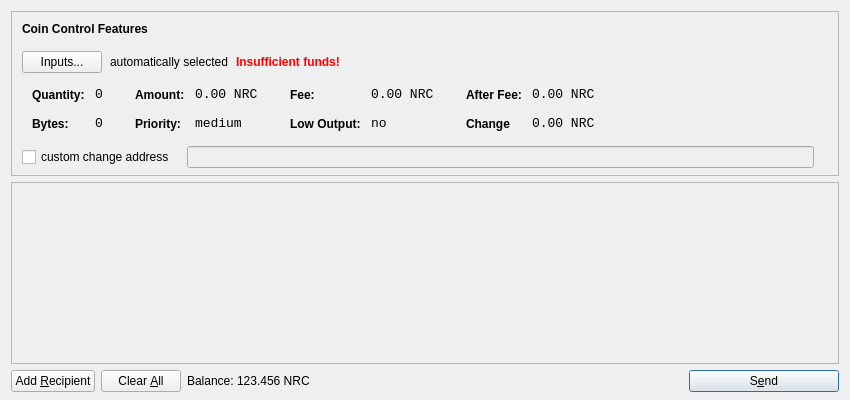
Qt form src/qt/forms/sendcoinsdialog.ui (hydrocarboncoin/hydrocarbon) before a commit.
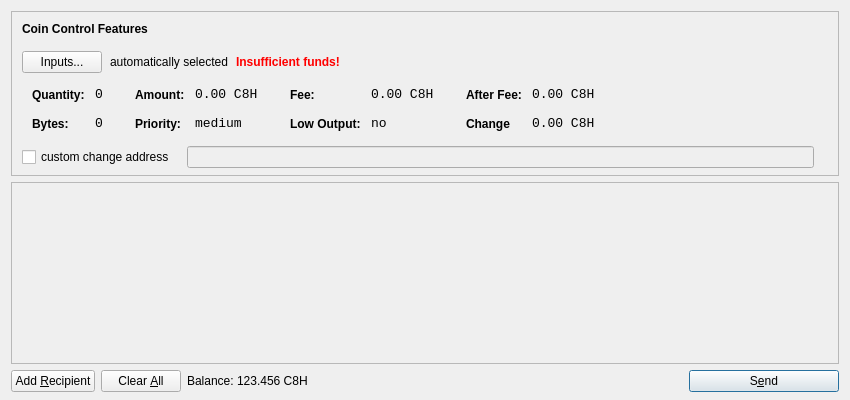
The same form after that commit. Icons and pictures are not drawn.

Patch:
```diff
--- a/src/qt/forms/sendcoinsdialog.ui
+++ b/src/qt/forms/sendcoinsdialog.ui
@@ -321,7 +321,7 @@
                   <enum>Qt::ActionsContextMenu</enum>
                  </property>
                  <property name="text">
-                  <string notr="true">0.00 NRC</string>
+                  <string notr="true">0.00 C8H</string>
                  </property>
                  <property name="textInteractionFlags">
                   <set>Qt::LinksAccessibleByMouse|Qt::TextSelectableByKeyboard|Qt::TextSelectableByMouse</set>
@@ -407,7 +407,7 @@
                   <enum>Qt::ActionsContextMenu</enum>
                  </property>
                  <property name="text">
-                  <string notr="true">0.00 NRC</string>
+                  <string notr="true">0.00 C8H</string>
                  </property>
                  <property name="textInteractionFlags">
                   <set>Qt::LinksAccessibleByMouse|Qt::TextSelectableByKeyboard|Qt::TextSelectableByMouse</set>
@@ -493,7 +493,7 @@
                   <enum>Qt::ActionsContextMenu</enum>
                  </property>
                  <property name="text">
-                  <string notr="true">0.00 NRC</string>
+                  <string notr="true">0.00 C8H</string>
                  </property>
                  <property name="textInteractionFlags">
                   <set>Qt::LinksAccessibleByMouse|Qt::TextSelectableByKeyboard|Qt::TextSelectableByMouse</set>
@@ -525,7 +525,7 @@
                   <enum>Qt::ActionsContextMenu</enum>
                  </property>
                  <property name="text">
-                  <string notr="true">0.00 NRC</string>
+                  <string notr="true">0.00 C8H</string>
                  </property>
                  <property name="textInteractionFlags">
                   <set>Qt::LinksAccessibleByMouse|Qt::TextSelectableByKeyboard|Qt::TextSelectableByMouse</set>
@@ -724,7 +724,7 @@
           <cursorShape>IBeamCursor</cursorShape>
          </property>
          <property name="text">
-          <string notr="true">123.456 NRC</string>
+          <string notr="true">123.456 C8H</string>
          </property>
          <property name="textInteractionFlags">
           <set>Qt::LinksAccessibleByMouse|Qt::TextSelectableByKeyboard|Qt::TextSelectableByMouse</set>
```
